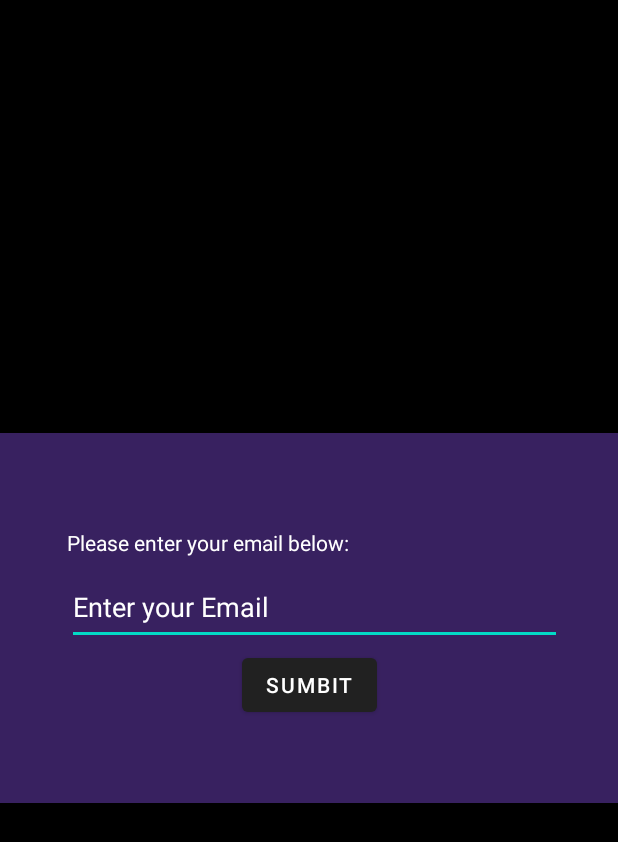
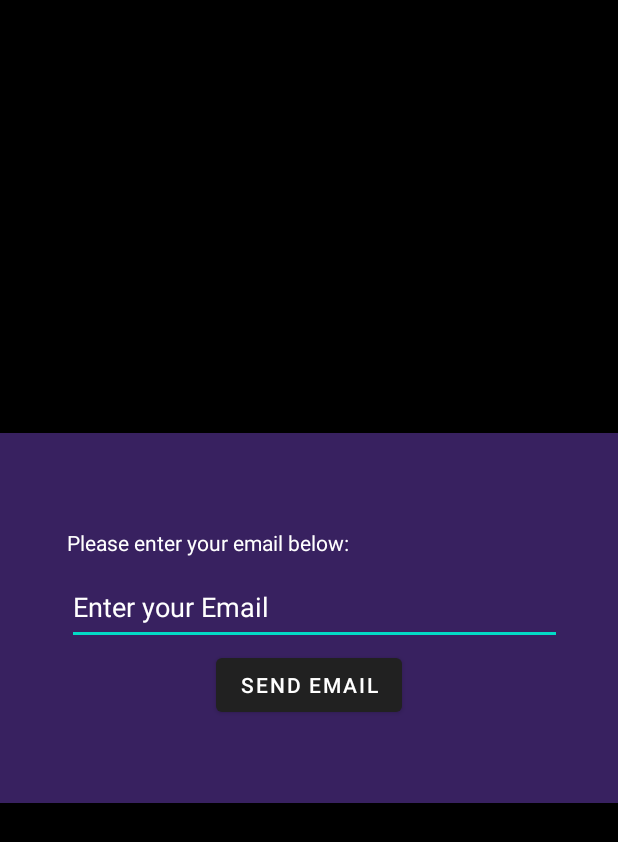
Before and after one commit to lukasagurkas/HealthRaceApp, an Android app: the PopupForgotPassword screen opened directly, with no data from a screen before it, on a phone screen of 412 x 824 dp. Shown: the top 842 px of the screen. Run offline under Robolectric (Android 15) with nearby library versions, the phone set to English and light mode, and no system bars; our stand-ins replace Firebase (no records; nobody signed in at launch, a user with empty details on screens opened directly); 1 statement that could not run was skipped.

Commit message:
Changed Sumbit in pop-up to "Send email"

```diff
--- a/app/src/main/res/layout/activity_popupforgot.xml
+++ b/app/src/main/res/layout/activity_popupforgot.xml
@@ -38,7 +38,7 @@
         android:id="@+id/buttonSubmit"
         android:layout_width="wrap_content"
         android:layout_height="wrap_content"
-        android:text="Sumbit"
+        android:text="Send email"
         app:layout_constraintBottom_toBottomOf="parent"
         app:layout_constraintEnd_toEndOf="parent"
         app:layout_constraintStart_toStartOf="parent"
```
